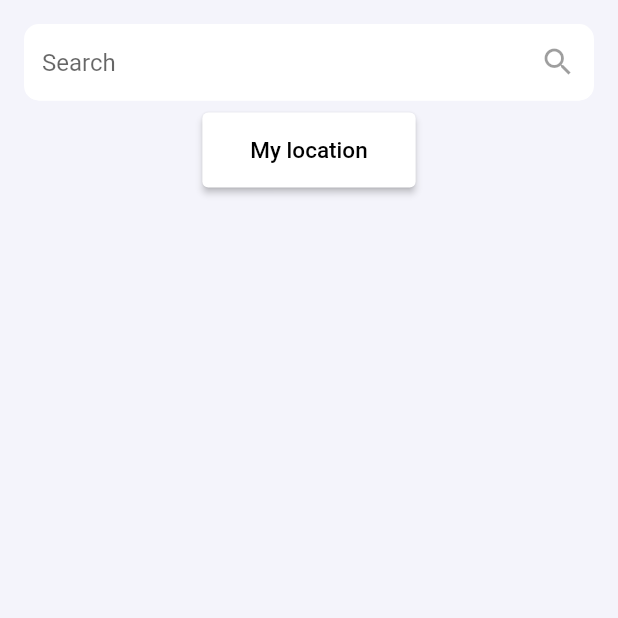
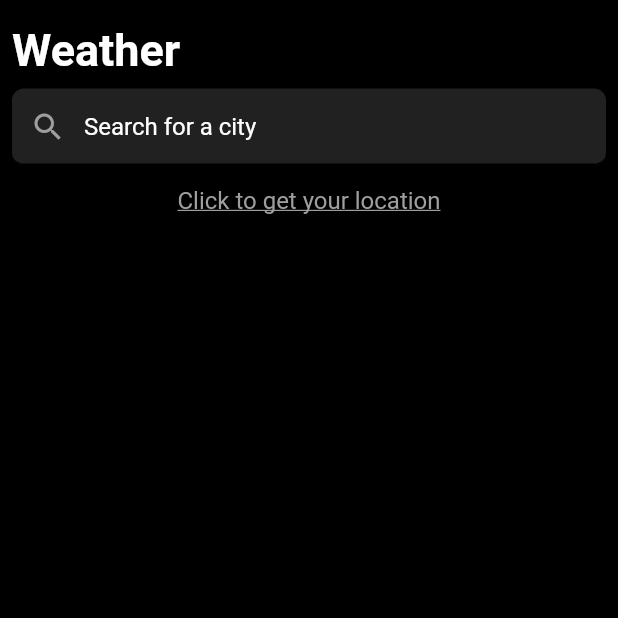
Before and after one commit to juliakowalikk/weather_app, a Flutter app: the screen it shows after launch, on a phone screen of 412 x 824 dp, the top half of it. Run offline on Flutter 3.47's test engine with Material 2 defaults, Android fonts, the phone set to English and light mode, and no system bars; our stand-ins replace bloc, dio, flutter_animate, flutter_bloc, freezed_annotation, geocoding and 1 more; missing offline and left inert: geocode; generated files the repository leaves out were written again; network calls fail; statements that could not run were skipped.

Commit message:
Add dark design

```diff
--- a/lib/data/mappers/weather_dto_mapper.dart
+++ b/lib/data/mappers/weather_dto_mapper.dart
@@ -9,6 +9,7 @@ class WeatherDtoMapper {
         dto.latitude, dto.longitude,
         localeIdentifier: 'en');
     Placemark placeMark = placemarks[0];
+
     return Weather(
       temperature: dto.hourly.temperature2m,
       time: dto.hourly.time,
--- a/lib/l10n/app_en.arb
+++ b/lib/l10n/app_en.arb
@@ -1,11 +1,12 @@
 {
-  "welcomeTitle": "Discover \nthe weather \nin your city",
+  "welcomeTitle": "Discover \nthe weather in \nyour city",
   "welcomeDescription": "Get know your weather \nmaps and radar precipitation \nforecast",
   "maxTemp": "Maximum temperature ",
   "minTemp": "Minimal temperature ",
   "sunrise":"Sunrise",
   "sunset": "Sunset",
   "hourlyTemp": "{temp}°",
-  "searchLocation": "My location",
-  "searchHint": "Search"
+  "searchLocation": "Click to get your location",
+  "searchHint": "Search for a city",
+  "searchWeatherTitle": "Weather"
 }
--- a/lib/pages/search_weather_page/cubit/weather_state.dart
+++ b/lib/pages/search_weather_page/cubit/weather_state.dart
@@ -4,6 +4,6 @@ part of 'weather_cubit.dart';
 class WeatherState with _$WeatherState {
   const factory WeatherState.initial() = _Initial;
   const factory WeatherState.loaded(List<Weather> weather) = WeatherLoadedState;
-  const factory WeatherState.goToResultPage(
-      Weather weather, MyLocation myLocation) = WeatherGoToResultPageState;
+  const factory WeatherState.goToResultPage(Weather weather) =
+      WeatherGoToResultPageState;
 }
--- a/lib/pages/search_weather_page/search_weather_page.dart
+++ b/lib/pages/search_weather_page/search_weather_page.dart
@@ -1,7 +1,7 @@
 import 'package:flutter/material.dart';
 import 'package:flutter_bloc/flutter_bloc.dart';
+import 'package:flutter_gen/gen_l10n/app_localizations.dart';
 import 'package:intl/intl.dart';
-import 'package:weather_app/data/models/location.dart';
 import 'package:weather_app/domain/weather.dart';
 import 'package:weather_app/pages/search_weather_page/cubit/weather_cubit.dart';
 import 'package:weather_app/pages/search_weather_page/widgets/default_weather_container.dart';
@@ -22,43 +22,50 @@ class SearchWeatherPage extends StatelessWidget {
         buildWhen: (WeatherState previousState, WeatherState currentState) =>
             currentState is WeatherLoadedState,
         listener: (context, state) => state.maybeWhen(
-          goToResultPage: (Weather weather, MyLocation myLocation) =>
-              Navigator.push(
-            context,
-            MaterialPageRoute(
-              builder: (context) => WeatherResultPage(
-                weather: weather,
-                myLocation: myLocation,
-              ),
-            ),
-          ),
+          goToResultPage: (Weather weather) => goToResultPage(context, weather),
           orElse: () => null,
         ),
         builder: (context, state) => Scaffold(
-          backgroundColor: const Color(0xFFF4F4FB),
-          body: Column(
+          backgroundColor: Colors.black,
+          body: SafeArea(
+            child: Padding(
+              padding: const EdgeInsets.all(8.0),
+              child: Column(
+                crossAxisAlignment: CrossAxisAlignment.start,
                 children: [
+                  Padding(
+                    padding: const EdgeInsets.symmetric(vertical: 8),
+                    child: Text(
+                      Strings.of(context).searchWeatherTitle,
+                      style: AppTypography.style12,
+                    ),
+                  ),
                   const SearchWeatherBody(),
                   state.maybeWhen(
                     loaded: (List<Weather> weather) => Column(
                       children: [
-                    Text(today, style: AppTypography.style8),
+                        Text(today, style: AppTypography.style7),
                         ListView.builder(
                           shrinkWrap: true,
                           itemCount: weather.length,
                           itemBuilder: (context, index) => Column(
                             children: [
-                          DefaultWeatherContainer(
+                              InkWell(
+                                child: DefaultWeatherContainer(
                                     country: weather[index].location.country,
                                     temperature: weather[index].maxTemperature,
                                     city: weather[index].location.city,
-                              imageAsset: weather[index].maxTemperature > 25
+                                    imageAsset: weather[index].maxTemperature >
+                                            25
                                         ? 'assets/images/hot_search_page.jpg'
                                         : weather[index].maxTemperature > 20
                                             ? 'assets/images/moderately_hot_search_page.jpg'
                                             : weather[index].maxTemperature > 10
                                                 ? 'assets/images/cloudy_search_page.jpg'
                                                 : 'assets/images/cold_search_page.jpg'),
+                                onTap: () =>
+                                    goToResultPage(context, weather[index]),
+                              ),
                             ],
                           ),
                         ),
@@ -70,6 +77,14 @@ class SearchWeatherPage extends StatelessWidget {
               ),
             ),
           ),
+        ),
+      ),
     );
   }
+
+  void goToResultPage(BuildContext context, Weather weather) => Navigator.push(
+      context,
+      MaterialPageRoute(
+        builder: (context) => WeatherResultPage(weather: weather),
+      ));
 }
--- a/lib/pages/search_weather_page/widgets/search_weather_body.dart
+++ b/lib/pages/search_weather_page/widgets/search_weather_body.dart
@@ -32,54 +32,53 @@ class _SearchWeatherBody extends State<SearchWeatherBody> {
 
   @override
   Widget build(BuildContext context) => SafeArea(
-        child: Padding(
-          padding: const EdgeInsets.all(16.0),
         child: Column(
           children: [
             TextField(
+              style: AppTypography.style13,
               decoration: InputDecoration(
+                hintStyle: AppTypography.style10,
                 focusedBorder: OutlineInputBorder(
-                      borderSide: const BorderSide(color: Colors.white),
-                      borderRadius: BorderRadius.circular(10),
+                  borderRadius: BorderRadius.circular(8),
                 ),
                 enabledBorder: UnderlineInputBorder(
-                      borderSide: const BorderSide(color: Colors.white),
-                      borderRadius: BorderRadius.circular(10),
+                  borderRadius: BorderRadius.circular(8),
                 ),
-                    contentPadding: const EdgeInsets.symmetric(
-                        horizontal: 12, vertical: 16),
+                contentPadding:
+                    const EdgeInsets.symmetric(horizontal: 12, vertical: 16),
                 filled: true,
-                    fillColor: Colors.white,
-                    suffixIcon: IconButton(
-                      icon: const Icon(Icons.search),
+                fillColor: Colors.grey.shade900,
+                prefixIcon: IconButton(
+                  icon: Icon(
+                    Icons.search,
+                    color: Colors.grey.shade500,
+                  ),
                   onPressed: submit
                       ? () => context.read<WeatherCubit>().getWeather(
                           cityTextField.text,
                           MyLocation(city: null, country: null))
                       : null,
                 ),
-                    hintText: Strings.of(context).searchHint),
+                hintText: (Strings.of(context).searchHint),
+              ),
               controller: cityTextField,
             ),
             Padding(
               padding: const EdgeInsets.only(
                 top: 8,
               ),
-                child: ElevatedButton(
-                  style:
-                      ElevatedButton.styleFrom(backgroundColor: Colors.white),
-                  onPressed: context.read<WeatherCubit>().determinePosition,
               child: Padding(
-                    padding: const EdgeInsets.all(16.0),
+                padding: const EdgeInsets.only(top: 6, bottom: 20),
+                child: GestureDetector(
+                  onTap: context.read<WeatherCubit>().determinePosition,
                   child: Text(
                     Strings.of(context).searchLocation,
-                      style: AppTypography.style9,
+                    style: AppTypography.style11,
                   ),
                 ),
               ),
             ),
           ],
         ),
-        ),
       );
 }
--- a/lib/pages/weather_result_page/widgets/hourly_result_list_view.dart
+++ b/lib/pages/weather_result_page/widgets/hourly_result_container.dart
@@ -3,11 +3,11 @@ import 'package:flutter_gen/gen_l10n/app_localizations.dart';
 import 'package:weather_app/domain/weather.dart';
 import 'package:weather_app/style/app_typography.dart';
 
-class HourlyResultBody extends StatelessWidget {
+class HourlyResulContainer extends StatelessWidget {
   final String time;
   final double temperature;
   final Weather weather;
-  const HourlyResultBody(
+  const HourlyResulContainer(
       {super.key,
       required this.time,
       required this.temperature,
--- a/lib/pages/welcome_page/welcome_page.dart
+++ b/lib/pages/welcome_page/welcome_page.dart
@@ -12,7 +12,7 @@ class WelcomePage extends StatelessWidget {
   Widget build(BuildContext context) => BlocProvider(
         create: (context) => WelcomeCubit()..init(),
         child: Scaffold(
-          backgroundColor: Colors.white,
+          backgroundColor: Colors.black,
           body: SafeArea(
             child: BlocListener<WelcomeCubit, WelcomeState>(
               listener: (context, state) => state.maybeWhen(
--- a/lib/style/app_typography.dart
+++ b/lib/style/app_typography.dart
@@ -2,16 +2,16 @@ import 'package:flutter/material.dart';
 
 class AppTypography {
   static TextStyle style1 = const TextStyle(
-    fontSize: 38,
-    fontWeight: FontWeight.w600,
-    fontFamily: 'BacasimeAntique',
-  );
+      fontSize: 38,
+      fontWeight: FontWeight.w100,
+      fontFamily: 'BacasimeAntique',
+      color: Colors.white);
 
   static TextStyle style2 = const TextStyle(
-    fontSize: 20,
-    fontFamily: 'BacasimeAntique',
-    fontWeight: FontWeight.w500,
-  );
+      fontSize: 20,
+      fontFamily: 'BacasimeAntique',
+      fontWeight: FontWeight.w400,
+      color: Colors.white);
 
   static TextStyle style3 = const TextStyle(
     fontWeight: FontWeight.w300,
@@ -48,4 +48,22 @@ class AppTypography {
     color: Colors.black,
     fontSize: 15,
   );
+  static TextStyle style10 = const TextStyle(
+    color: Colors.white,
+    fontSize: 16,
+  );
+
+  static TextStyle style11 = TextStyle(
+      color: Colors.grey.shade500,
+      fontSize: 16,
+      decoration: TextDecoration.underline);
+
+  static TextStyle style12 = const TextStyle(
+    color: Colors.white,
+    fontWeight: FontWeight.w600,
+    fontSize: 30,
+  );
+  static TextStyle style13 = const TextStyle(
+    color: Colors.white,
+  );
 }
```
Also changed, not shown: lib/pages/search_weather_page/cubit/weather_cubit.dart (+3 -9 lines), lib/pages/search_weather_page/widgets/default_weather_container.dart (+10 -3 lines), lib/pages/weather_result_page/weather_result_page.dart (+23 -15 lines), lib/pages/weather_result_page/widgets/weather_result_body.dart (+4 -21 lines), lib/pages/welcome_page/widgets/welcome_body.dart (+15 -3 lines), assets/images/calendar_5903846.png (added), lib/pages/search_weather_page/cubit/weather_cubit.freezed.dart. Lines whose indentation alone changed are shown as unchanged.
